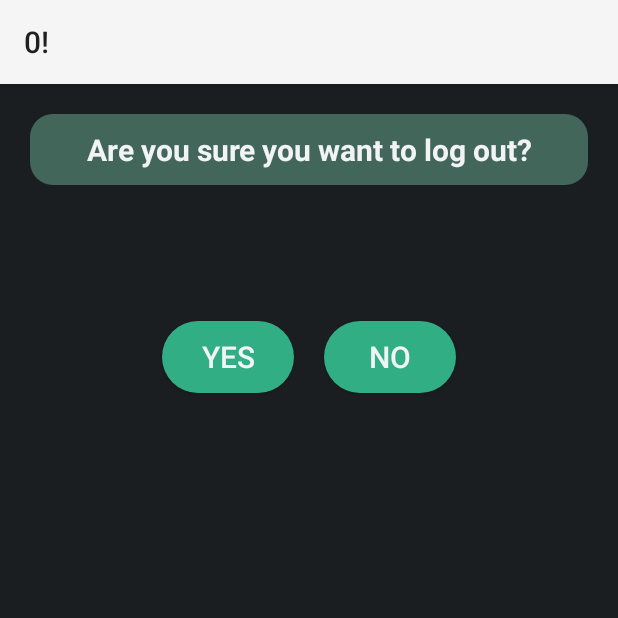
After one commit to Faria-Binte-Kader/OMNISHEBA, an Android app: the LogoutHospitalActivity screen opened directly, with no data from a screen before it, on a phone screen of 412 x 824 dp, the top half of it. The commit adds this screen. Run offline under Robolectric (Android 15) with nearby library versions, the phone set to English and light mode, and no system bars.

Commit message:
Hospital & Test Center Options Updated

```diff
--- /dev/null
+++ b/app/src/main/java/com/example/omnisheba/LogoutHospitalActivity.java
@@ -0,0 +1,60 @@
+package com.example.omnisheba;
+
+import androidx.annotation.NonNull;
+import androidx.annotation.Nullable;
+import androidx.appcompat.app.AppCompatActivity;
+import androidx.fragment.app.Fragment;
+import androidx.fragment.app.FragmentTransaction;
+
+import android.content.Intent;
+import android.os.Bundle;
+import android.view.LayoutInflater;
+import android.view.View;
+import android.view.ViewGroup;
+import android.widget.AdapterView;
+import android.widget.Button;
+
+public class LogoutHospitalActivity extends AppCompatActivity implements View.OnClickListener
+{
+    @Override
+
+    protected void onCreate(Bundle savedInstanceState)
+    {
+        super.onCreate(savedInstanceState);
+        setContentView(R.layout.activity_logout_hospital);
+        getSupportActionBar().setTitle("0!");
+
+        findViewById(R.id.yes_btn).setOnClickListener(this);
+        findViewById(R.id.no_btn).setOnClickListener(this);
+    }
+
+    /*private void logout()
+    {
+        SharedPrefManager.getInstance(this).clear();
+        Intent intent = new Intent(this,login.class);
+        intent.setFlags(Intent.FLAG_ACTIVITY_NEW_TASK | Intent.FLAG_ACTIVITY_CLEAR_TASK);
+        startActivity(intent);
+    }
+
+    private void main()
+    {
+        SharedPrefManager.getInstance(this).clear();
+        Intent intent = new Intent(this,DoctorMainActivity.class);
+        intent.setFlags(Intent.FLAG_ACTIVITY_NEW_TASK | Intent.FLAG_ACTIVITY_CLEAR_TASK);
+        startActivity(intent);
+    }*/
+
+    @Override
+    public void onClick(View v)
+    {
+        switch (v.getId())
+        {
+            case R.id.yes_btn:
+                startActivity(new Intent(this,login.class));
+                break;
+            case R.id.no_btn:
+                startActivity(new Intent(this,HospitalMainActivity.class));
+                break;
+        }
+    }
+}
--- /dev/null
+++ b/app/src/main/res/layout/activity_logout_hospital.xml
@@ -0,0 +1,55 @@
+<?xml version="1.0" encoding="utf-8"?>
+<LinearLayout xmlns:android="http://schemas.android.com/apk/res/android"
+    xmlns:app="http://schemas.android.com/apk/res-auto"
+    xmlns:tools="http://schemas.android.com/tools"
+    android:layout_width="match_parent"
+    android:layout_height="match_parent"
+    android:background="@color/dark"
+    android:orientation="vertical"
+    android:padding="20dp"
+    tools:context=".LogoutHospitalActivity">
+
+    <TextView
+        android:layout_width="match_parent"
+        android:layout_height="wrap_content"
+        android:text="Are you sure you want to log out?"
+        android:textStyle="bold"
+        android:background="@drawable/text2_rounded"
+        android:textColor="@color/white"
+        android:gravity="center"
+        android:textSize="20sp"
+        android:padding="10dp"
+        />
+    <LinearLayout
+        android:layout_width="match_parent"
+        android:layout_height="150dp"
+        android:orientation="horizontal"
+        android:gravity="center"
+        android:layout_marginTop="20dp"
+        >
+
+        <Button
+            android:id="@+id/yes_btn"
+            android:layout_width="wrap_content"
+            android:layout_height="wrap_content"
+            android:layout_marginTop="20sp"
+            android:layout_marginRight="20dp"
+            android:background="@drawable/button_rounded"
+            android:padding="10dp"
+            android:text="YES"
+            android:textColor="@color/white"
+            android:textSize="20sp" />
+
+        <Button
+            android:id="@+id/no_btn"
+            android:layout_width="wrap_content"
+            android:layout_height="wrap_content"
+            android:layout_marginTop="20sp"
+            android:background="@drawable/button_rounded"
+            android:padding="10dp"
+            android:text="NO"
+            android:textColor="@color/white"
+            android:textSize="20sp" />
+    </LinearLayout>
+
+</LinearLayout>
--- a/app/src/main/res/layout/activity_test_main.xml
+++ b/app/src/main/res/layout/activity_test_main.xml
@@ -77,6 +77,7 @@
         android:rowCount="3">
 
         <androidx.cardview.widget.CardView
+            android:id="@+id/testprofile"
             android:layout_width="191dp"
             android:layout_height="110dp"
             android:layout_row="0"
@@ -115,6 +116,7 @@
         </androidx.cardview.widget.CardView>
 
         <androidx.cardview.widget.CardView
+            android:id="@+id/testupdate"
             android:layout_width="wrap_content"
             android:layout_height="105dp"
             android:layout_row="1"
@@ -155,6 +157,7 @@
 
 
         <androidx.cardview.widget.CardView
+            android:id="@+id/testlogout"
             android:layout_width="27dp"
             android:layout_height="110dp"
             android:layout_row="2"
--- a/app/src/main/res/layout/hospital_main_activity.xml
+++ b/app/src/main/res/layout/hospital_main_activity.xml
@@ -93,6 +93,7 @@
         android:rowCount="2"
         android:id="@+id/hospitalgridview">
     <androidx.cardview.widget.CardView
+        android:id="@+id/hospitalprofile"
         android:layout_width="wrap_content"
         android:layout_height="wrap_content"
         android:layout_row="0"
@@ -131,6 +132,7 @@
     </androidx.cardview.widget.CardView>
 
         <androidx.cardview.widget.CardView
+            android:id="@+id/hospitalupdate"
             android:layout_width="wrap_content"
             android:layout_height="wrap_content"
             android:layout_row="0"
@@ -170,6 +172,7 @@
         </androidx.cardview.widget.CardView>
 
         <androidx.cardview.widget.CardView
+            android:id="@+id/adddoctor"
             android:layout_width="wrap_content"
             android:layout_height="wrap_content"
             android:layout_row="1"
@@ -208,6 +211,7 @@
         </androidx.cardview.widget.CardView>
 
         <androidx.cardview.widget.CardView
+            android:id="@+id/hospitallogout"
             android:layout_width="27dp"
             android:layout_height="77dp"
             android:layout_row="1"
```
Also changed, not shown: app/src/main/AndroidManifest.xml (+8 -1 lines), app/src/main/java/com/example/omnisheba/AddDoctorHospitalActivity.java (added, +38 -0 lines), app/src/main/java/com/example/omnisheba/HospitalMainActivity.java (+61 -10 lines), app/src/main/java/com/example/omnisheba/LogoutTestCenterActivity.java (added, +60 -0 lines), app/src/main/java/com/example/omnisheba/ProfileHospitalActivity.java (added, +14 -0 lines), app/src/main/java/com/example/omnisheba/ProfileTestCenterActivity.java (added, +14 -0 lines), app/src/main/java/com/example/omnisheba/TestMainActivity.java (+68 -8 lines), app/src/main/java/com/example/omnisheba/UpdateHospitalActivity.java (added, +14 -0 lines), app/src/main/java/com/example/omnisheba/UpdateTestCenterActivity.java (added, +14 -0 lines), app/src/main/res/layout/activity_add_doctor_hospital.xml (added, +21 -0 lines), app/src/main/res/layout/activity_logout_test_center.xml (added, +55 -0 lines), app/src/main/res/layout/activity_profile_hospital.xml (added, +20 -0 lines), app/src/main/res/layout/activity_profile_test_center.xml (added, +20 -0 lines), app/src/main/res/layout/activity_update_hospital.xml (added, +20 -0 lines), 1 more files.
